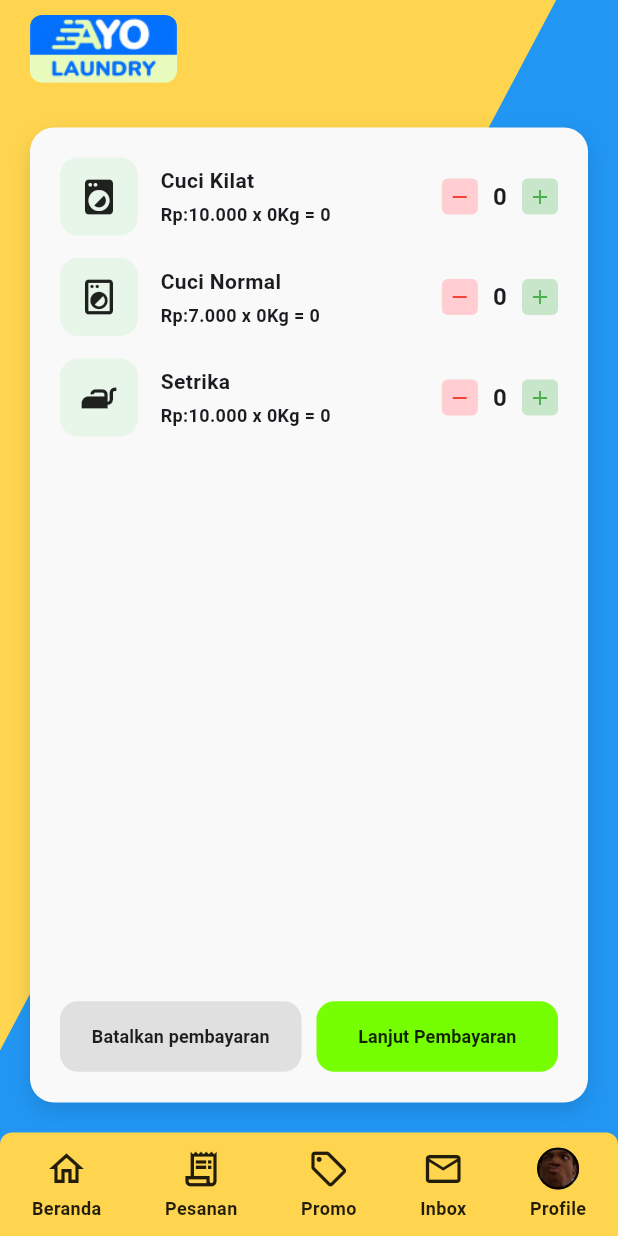
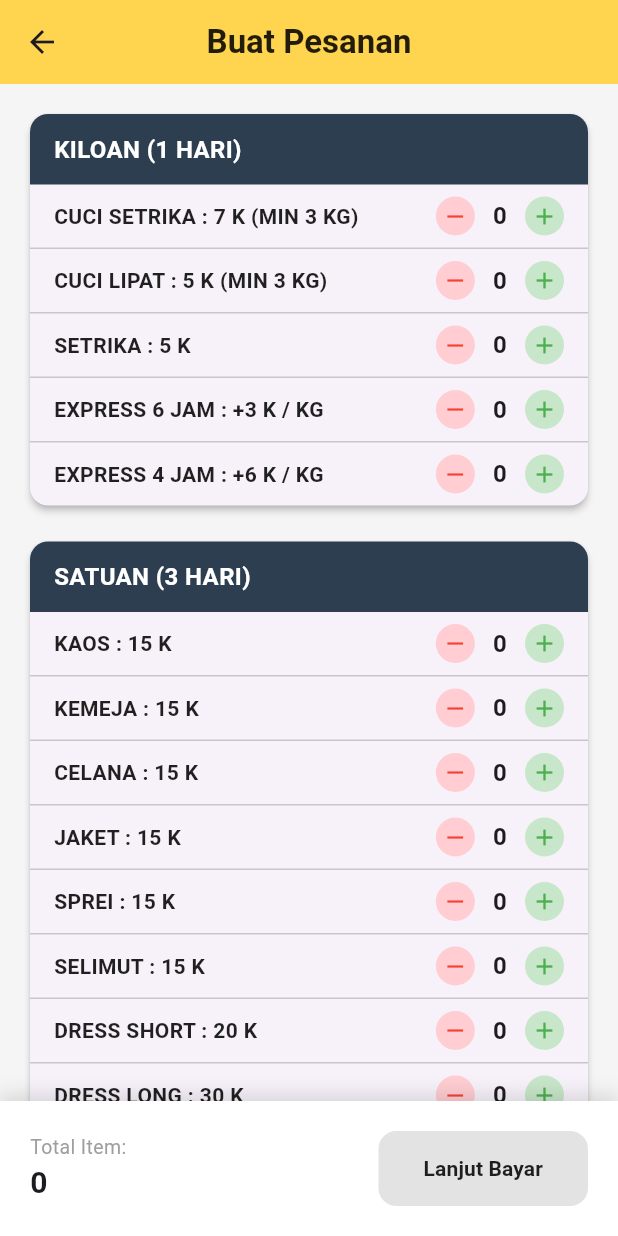
Before and after one commit to bimoardians/AYO-LAUNDRY-APP, a Flutter app: the PesananPage screen opened directly, on a phone screen of 412 x 824 dp. Run offline on Flutter 3.47's test engine with Material 3 defaults, Android fonts, the phone set to English and light mode, and no system bars; our stand-ins replace firebase_auth, firebase_core, image_picker; accounts and stored records are empty.

Commit message:
Update halaman Profile, Pesanan, dan nambahin gambar banner

```diff
--- a/lib/main.dart
+++ b/lib/main.dart
@@ -72,18 +72,12 @@ class HomePage extends StatelessWidget {
                         crossAxisAlignment: CrossAxisAlignment.start,
                         children: [
                           const SizedBox(height: 20),
-                          _buildBanner(),
+                          _buildBanner(), // Banner Promo Atas
                           const SizedBox(height: 30),
-                          const Text(
-                            'Layanan Kami',
-                            style: TextStyle(
-                              fontSize: 24,
-                              fontWeight: FontWeight.bold,
-                              color: Colors.black87,
-                            ),
-                          ),
-                          const SizedBox(height: 15),
-                          _buildServicesSection(),
+
+                          // BANNER LAYANAN KAMI YANG BARU (GAMBAR)
+                          _buildBannerLayanan(),
+
                           const SizedBox(height: 20),
                         ],
                       ),
@@ -142,44 +136,14 @@ class HomePage extends StatelessWidget {
     );
   }
 
-  Widget _buildServicesSection() {
-    return Row(
-      mainAxisAlignment: MainAxisAlignment.spaceBetween,
-      children: [
-        _buildServiceCard('Cuci Kilat', 'Rp: 10.000/Kg', Icons.local_laundry_service),
-        _buildServiceCard('Cuci Reguler', 'Rp: 7.000/Kg', Icons.local_laundry_service_outlined),
-        _buildServiceCard('Setrika', 'Rp: 10.000/Kg', Icons.iron),
-      ],
-    );
-  }
-
-  Widget _buildServiceCard(String title, String price, IconData icon) {
-    return Container(
-      width: 105,
-      padding: const EdgeInsets.symmetric(vertical: 16, horizontal: 8),
-      decoration: BoxDecoration(
-        color: const Color(0xFFE0E0E0),
-        borderRadius: BorderRadius.circular(16),
-        boxShadow: const [
-          BoxShadow(color: Colors.black12, blurRadius: 4, offset: Offset(0, 2))
-        ]
-      ),
-      child: Column(
-        children: [
-          Icon(icon, size: 40, color: Colors.black87),
-          const SizedBox(height: 12),
-          Text(
-            title,
-            style: const TextStyle(fontWeight: FontWeight.bold, fontSize: 13),
-            textAlign: TextAlign.center,
-          ),
-          const SizedBox(height: 4),
-          Text(
-            price,
-            style: const TextStyle(fontSize: 11, color: Colors.black87),
-            textAlign: TextAlign.center,
-          ),
-        ],
+  // --- FUNGSI BARU: MENAMPILKAN GAMBAR LAYANAN KAMI ---
+  Widget _buildBannerLayanan() {
+    return ClipRRect(
+      borderRadius: BorderRadius.circular(16), // Sudut melengkung biar rapi
+      child: Image.asset(
+        'assets/membership.png', // Pastikan nama file gambarnya sudah benar
+        width: double.infinity,
+        fit: BoxFit.cover,
       ),
     );
   }
@@ -204,7 +168,7 @@ class HomePage extends StatelessWidget {
             icon: Icons.receipt_long_outlined,
             label: 'Pesanan',
             onTap: () {
-              Navigator.push(
+              Navigator.pushReplacement(
                 context,
                 MaterialPageRoute(builder: (context) => const PesananPage()),
               );
@@ -215,7 +179,7 @@ class HomePage extends StatelessWidget {
             icon: Icons.local_offer_outlined,
             label: 'Promo',
             onTap: () {
-              Navigator.push(
+              Navigator.pushReplacement(
                 context,
                 MaterialPageRoute(builder: (context) => const PromoPage()),
               );
@@ -226,7 +190,7 @@ class HomePage extends StatelessWidget {
             icon: Icons.mail_outline,
             label: 'Inbox',
             onTap: () {
-              Navigator.push(
+              Navigator.pushReplacement(
                 context,
                 MaterialPageRoute(builder: (context) => const InboxPage()),
               );
@@ -234,7 +198,6 @@ class HomePage extends StatelessWidget {
           ),
 
           // Tombol Pindah ke Profile
-          // Tombol Pindah ke Profile (Ganti pakai ini)
           _BottomNavProfileIcon(
             onTap: () {
               Navigator.pushReplacement(
@@ -1105,7 +1068,7 @@ class PromoPage extends StatelessWidget {
 }
 
 // ==========================================
-// HALAMAN 5: PESANAN PAGE (STATEFUL)
+// HALAMAN 5: PESANAN PAGE (FULL MENU LAUNDRY)
 // ==========================================
 class PesananPage extends StatefulWidget {
   const PesananPage({super.key});
@@ -1115,169 +1078,205 @@ class PesananPage extends StatefulWidget {
 }
 
 class _PesananPageState extends State<PesananPage> {
-  // Variabel untuk menyimpan jumlah Kilo masing-masing layanan
-  int qtyCuciKilat = 0; //
-  int qtyCuciNormal = 0; //
-  int qtySetrika = 0;    //
-
-  // Harga masing-masing layanan
-  final int hargaCuciKilat = 10000;
-  final int hargaCuciNormal = 7000;
-  final int hargaSetrika = 10000;
+  // Map dinamis untuk menyimpan jumlah pesanan tiap item
+  Map<String, int> keranjang = {};
+
+  // Fungsi untuk menambah/mengurangi item
+  void _updateKeranjang(String namaItem, int perubahan) {
+    setState(() {
+      int jumlahSekarang = keranjang[namaItem] ?? 0;
+      int jumlahBaru = jumlahSekarang + perubahan;
+      if (jumlahBaru > 0) {
+        keranjang[namaItem] = jumlahBaru;
+      } else {
+        keranjang.remove(namaItem);
+      }
+    });
+  }
 
   @override
   Widget build(BuildContext context) {
     return Scaffold(
-      body: Stack(
-        children: [
-          // Latar Belakang Diagonal
-          Positioned.fill(
-            child: CustomPaint(
-              painter: DiagonalBackgroundPainter(),
-            ),
-          ),
-
-          SafeArea(
-            child: Column(
+      backgroundColor: Colors.grey[100],
+      appBar: AppBar(
+        title: const Text('Buat Pesanan', style: TextStyle(fontWeight: FontWeight.bold, color: Colors.black87)),
+        backgroundColor: const Color(0xFFFFD54F),
+        elevation: 0,
+        centerTitle: true,
+      ),
+      body: Column(
+        children: [
+          Expanded(
+            child: ListView(
+              padding: const EdgeInsets.all(16),
               children: [
-                _buildHeader(),
-
-                // Kontainer Putih Pesanan Utama
-                Expanded(
-                  child: Padding(
-                    padding: const EdgeInsets.symmetric(horizontal: 20.0),
-                    child: Container(
-                      width: double.infinity,
-                      margin: const EdgeInsets.only(top: 20, bottom: 20),
-                      padding: const EdgeInsets.all(20),
-                      decoration: BoxDecoration(
-                        color: const Color(0xFFF9F9F9),
-                        borderRadius: BorderRadius.circular(16),
-                        boxShadow: const [
-                          BoxShadow(
-                            color: Colors.black12,
-                            blurRadius: 10,
-                            offset: Offset(0, 5),
-                          )
-                        ],
-                      ),
-                      child: Column(
-                        children: [
-                          // Daftar Pesanan (Bisa di-scroll kalau kepanjangan)
-                          Expanded(
-                            child: SingleChildScrollView(
-                              child: Column(
-                                children: [
-                                  _buildOrderItem(
-                                    title: 'Cuci Kilat',
-                                    price: hargaCuciKilat,
-                                    qty: qtyCuciKilat,
-                                    icon: Icons.local_laundry_service,
-                                    onAdd: () => setState(() => qtyCuciKilat++),
-                                    onRemove: () {
-                                      if (qtyCuciKilat > 0) setState(() => qtyCuciKilat--);
-                                    },
-                                  ),
-                                  const SizedBox(height: 15),
-                                  _buildOrderItem(
-                                    title: 'Cuci Normal',
-                                    price: hargaCuciNormal,
-                                    qty: qtyCuciNormal,
-                                    icon: Icons.local_laundry_service_outlined,
-                                    onAdd: () => setState(() => qtyCuciNormal++),
-                                    onRemove: () {
-                                      if (qtyCuciNormal > 0) setState(() => qtyCuciNormal--);
-                                    },
-                                  ),
-                                  const SizedBox(height: 15),
-                                  _buildOrderItem(
-                                    title: 'Setrika',
-                                    price: hargaSetrika,
-                                    qty: qtySetrika,
-                                    icon: Icons.iron,
-                                    onAdd: () => setState(() => qtySetrika++),
-                                    onRemove: () {
-                                      if (qtySetrika > 0) setState(() => qtySetrika--);
-                                    },
-                                  ),
-                                ],
-                              ),
-                            ),
-                          ),
-
-                          // Tombol Bawah (Batal & Lanjut)
-                          const SizedBox(height: 20),
-                          Row(
-                            children: [
-                              Expanded(
-                                child: ElevatedButton(
-                                  onPressed: () {
-                                    // Aksi reset atau batal
-                                    setState(() {
-                                      qtyCuciKilat = 0;
-                                      qtyCuciNormal = 0;
-                                      qtySetrika = 0;
-                                    });
-                                  },
-                                  style: ElevatedButton.styleFrom(
-                                    backgroundColor: const Color(0xFFE0E0E0), // Abu-abu
-                                    foregroundColor: Colors.black87,
-                                    elevation: 0,
-                                    padding: const EdgeInsets.symmetric(vertical: 15),
-                                    shape: RoundedRectangleBorder(
-                                      borderRadius: BorderRadius.circular(12),
-                                    ),
-                                  ),
-                                  child: const Text(
-                                    'Batalkan pembayaran',
-                                    style: TextStyle(fontWeight: FontWeight.bold, fontSize: 12),
-                                  ),
-                                ),
-                              ),
-                              const SizedBox(width: 10),
-                              Expanded(
-                                child: ElevatedButton(
-                                  onPressed: () {
-                                    // Pindah ke halaman Pembayaran
-                                    Navigator.push(
-                                      context,
-                                      MaterialPageRoute(builder: (context) => const PembayaranPage()),
-                                    );
-                                  },
-                                  style: ElevatedButton.styleFrom(
-                                    // ... kode style tombol lu tetap biarkan sama
-                                    backgroundColor: const Color(0xFF76FF03), // Hijau stabilo
-                                    foregroundColor: Colors.black87,
-                                    elevation: 0,
-                                    padding: const EdgeInsets.symmetric(vertical: 15),
-                                    shape: RoundedRectangleBorder(
-                                      borderRadius: BorderRadius.circular(12),
-                                    ),
-                                  ),
-                                  child: const Text(
-                                    'Lanjut Pembayaran',
-                                    style: TextStyle(fontWeight: FontWeight.bold, fontSize: 12),
-                                  ),
-                                ),
-                              ),
-                            ],
-                          )
-                        ],
+                _buildKategoriCard(
+                  'KILOAN (1 HARI)', //[cite: 10]
+                  [
+                    'CUCI SETRIKA : 7 K (MIN 3 KG)', //[cite: 10]
+                    'CUCI LIPAT : 5 K (MIN 3 KG)', //[cite: 10]
+                    'SETRIKA : 5 K', //[cite: 10]
+                    'EXPRESS 6 JAM : +3 K / KG', //[cite: 10]
+                    'EXPRESS 4 JAM : +6 K / KG', //[cite: 10]
+                  ],
+                ),
+                const SizedBox(height: 16),
+                _buildKategoriCard(
+                  'SATUAN (3 HARI)', //[cite: 10]
+                  [
+                    'KAOS : 15 K', //[cite: 10]
+                    'KEMEJA : 15 K', //[cite: 10]
+                    'CELANA : 15 K', //[cite: 10]
+                    'JAKET : 15 K', //[cite: 10]
+                    'SPREI : 15 K', //[cite: 10]
+                    'SELIMUT : 15 K', //[cite: 10]
+                    'DRESS SHORT : 20 K', //[cite: 10]
+                    'DRESS LONG : 30 K', //[cite: 10]
+                    'BED COVER S : 20 K', //[cite: 10]
+                    'BED COVER M : 25 K', //[cite: 10]
+                    'BED COVER L : 30 K', //[cite: 10]
+                    'KARPET /MTR : 20 K', //[cite: 10]
+                    'EXPRESS 6 JAM : + 5 K / PCS', //[cite: 10]
+                    'EXPRESS 4 JAM : +10 K / PCS', //[cite: 10]
+                  ],
+                ),
+                const SizedBox(height: 16),
+                _buildKategoriCard(
+                  'JUGA SEDIA CUCI', //[cite: 11]
+                  [
+                    'HELM 20 K', //[cite: 11]
+                    'TAS 20 K', //[cite: 11]
+                    'SEPATU 25 K', //[cite: 11]
+                    'BONEKA 20(S)', //[cite: 11]
+                    'BONEKA 30(M)', //[cite: 11]
+                    'BONEKA 40(L)', //[cite: 11]
+                    'BONEKA 65(XL)', //[cite: 11]
+                    'BONEKA 85(XXL)', //[cite: 11]
+                    'EXPRESS 6 JAM : + 10K', //[cite: 11]
+                    'EXPRESS 4 JAM : + 20K', //[cite: 11]
+                  ],
+                ),
+              ],
+            ),
+          ),
+          _buildCheckoutBar(),
+        ],
+      ),
+    );
+  }
+
+  // Desain Kartu Per Kategori
+  Widget _buildKategoriCard(String judul, List<String> items) {
+    return Card(
+      shape: RoundedRectangleBorder(borderRadius: BorderRadius.circular(12)),
+      elevation: 2,
+      child: Column(
+        crossAxisAlignment: CrossAxisAlignment.start,
+        children: [
+          Container(
+            width: double.infinity,
+            padding: const EdgeInsets.symmetric(vertical: 12, horizontal: 16),
+            decoration: const BoxDecoration(
+              color: Color(0xFF2C3E50),
+              borderRadius: BorderRadius.only(topLeft: Radius.circular(12), topRight: Radius.circular(12)),
+            ),
+            child: Text(
+              judul,
+              style: const TextStyle(color: Colors.white, fontWeight: FontWeight.bold, fontSize: 16),
+            ),
+          ),
+          ListView.separated(
+            shrinkWrap: true,
+            physics: const NeverScrollableScrollPhysics(),
+            itemCount: items.length,
+            separatorBuilder: (context, index) => const Divider(height: 1),
+            itemBuilder: (context, index) {
+              String namaItem = items[index];
+              int qty = keranjang[namaItem] ?? 0;
+              return Padding(
+                padding: const EdgeInsets.symmetric(vertical: 8, horizontal: 16),
+                child: Row(
+                  mainAxisAlignment: MainAxisAlignment.spaceBetween,
+                  children: [
+                    Expanded(
+                      child: Text(
+                        namaItem,
+                        style: const TextStyle(fontSize: 14, fontWeight: FontWeight.w600, color: Colors.black87),
                       ),
                     ),
-                  ),
-                ),
-
-                // Bottom Navigation Bar Pesanan
-                _buildPesananBottomNavigationBar(context),
-              ],
-            ),
-          ),
-        ],
-      ),
-    );
-  }
-
+                    Row(
+                      children: [
+                        GestureDetector(
+                          onTap: () => _updateKeranjang(namaItem, -1),
+                          child: Container(
+                            padding: const EdgeInsets.all(4),
+                            decoration: BoxDecoration(color: Colors.red.shade100, shape: BoxShape.circle),
+                            child: const Icon(Icons.remove, size: 18, color: Colors.red),
+                          ),
+                        ),
+                        Padding(
+                          padding: const EdgeInsets.symmetric(horizontal: 12),
+                          child: Text('$qty', style: const TextStyle(fontWeight: FontWeight.bold, fontSize: 16)),
+                        ),
+                        GestureDetector(
+                          onTap: () => _updateKeranjang(namaItem, 1),
+                          child: Container(
+                            padding: const EdgeInsets.all(4),
+                            decoration: BoxDecoration(color: Colors.green.shade100, shape: BoxShape.circle),
+                            child: const Icon(Icons.add, size: 18, color: Colors.green),
+                          ),
+                        ),
+                      ],
+                    )
+                  ],
+                ),
+              );
+            },
+          ),
+        ],
+      ),
+    );
+  }
+
+  // Desain Bar Bawah untuk Lanjut Pembayaran
+  Widget _buildCheckoutBar() {
+    int totalItem = keranjang.values.fold(0, (sum, item) => sum + item);
+
+    return Container(
+      padding: const EdgeInsets.all(20),
+      decoration: const BoxDecoration(
+        color: Colors.white,
+        boxShadow: [BoxShadow(color: Colors.black12, blurRadius: 10, offset: Offset(0, -5))],
+      ),
+      child: Row(
+        mainAxisAlignment: MainAxisAlignment.spaceBetween,
+        children: [
+          Column(
+            crossAxisAlignment: CrossAxisAlignment.start,
+            children: [
+              const Text('Total Item:', style: TextStyle(color: Colors.grey, fontSize: 13)),
+              Text('$totalItem', style: const TextStyle(fontWeight: FontWeight.bold, fontSize: 20)),
+            ],
+          ),
+          ElevatedButton(
+            onPressed: totalItem > 0
+                ? () {
+                    // Navigasi ke halaman Pembayaran (Sesuaikan dengan nama class Pembayaran lu)
+                    // Navigator.push(context, MaterialPageRoute(builder: (context) => const PembayaranPage()));
+                  }
+                : null,
+            style: ElevatedButton.styleFrom(
+              backgroundColor: const Color(0xFFFFD54F),
+              padding: const EdgeInsets.symmetric(horizontal: 30, vertical: 15),
+              shape: RoundedRectangleBorder(borderRadius: BorderRadius.circular(12)),
+            ),
+            child: const Text('Lanjut Bayar', style: TextStyle(fontWeight: FontWeight.bold, color: Colors.black87)),
+          )
+        ],
+      ),
+    );
+  }
+}
   // --- Header ---
   Widget _buildHeader() {
     return Padding(
@@ -1436,7 +1435,6 @@ class _PesananPageState extends State<PesananPage> {
       ),
     );
   }
-}
 
 // ==========================================
 // HALAMAN 6: PEMBAYARAN PAGE (STATEFUL)
--- a/pubspec.yaml
+++ b/pubspec.yaml
@@ -66,6 +66,7 @@ flutter:
     - assets/ayo_laundry.png
     - assets/ayo_laundry_promo.png
     - assets/photo_profile.png
+    - assets/membership.png
   #   - images/a_dot_burr.jpeg
   #   - images/a_dot_ham.jpeg
 
```
Also changed, not shown: assets/membership.png (added).
